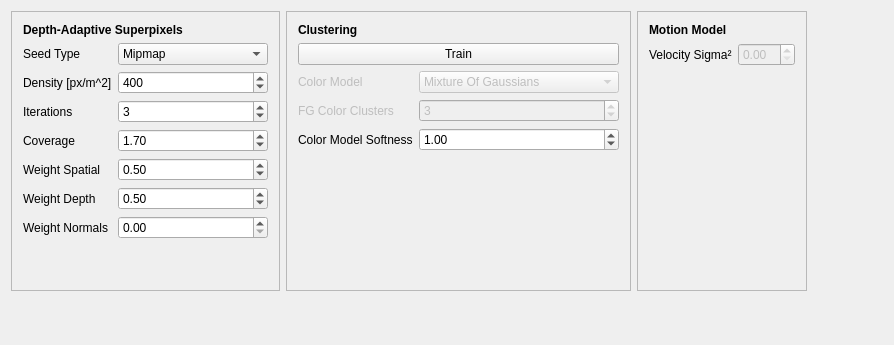
Old version of the form KinectSuperPoints/src/SuperPoints/KinectSuperPoints/WdgtSuperpixelParameters.ui in the repository Danvil/dasp.
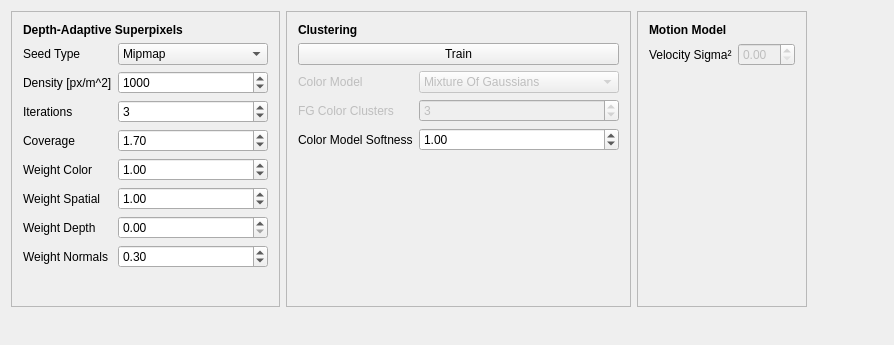
New version of the form.

Commit message: Added weight for color

Patch:
```diff
--- a/KinectSuperPoints/src/SuperPoints/KinectSuperPoints/WdgtSuperpixelParameters.ui
+++ b/KinectSuperPoints/src/SuperPoints/KinectSuperPoints/WdgtSuperpixelParameters.ui
@@ -55,7 +55,7 @@
          <number>50</number>
         </property>
         <property name="value">
-         <number>400</number>
+         <number>1000</number>
         </property>
        </widget>
       </item>
@@ -75,7 +75,7 @@
          <double>0.100000000000000</double>
         </property>
         <property name="value">
-         <double>0.500000000000000</double>
+         <double>0.000000000000000</double>
         </property>
        </widget>
       </item>
@@ -88,7 +88,7 @@
          <double>0.100000000000000</double>
         </property>
         <property name="value">
-         <double>0.000000000000000</double>
+         <double>0.300000000000000</double>
         </property>
        </widget>
       </item>
@@ -134,7 +134,7 @@
          <double>0.100000000000000</double>
         </property>
         <property name="value">
-         <double>0.500000000000000</double>
+         <double>1.000000000000000</double>
         </property>
        </widget>
       </item>
@@ -217,6 +217,26 @@
         </item>
        </widget>
       </item>
+      <item row="5" column="0">
+       <widget class="QLabel" name="label_4">
+        <property name="text">
+         <string>Weight Color</string>
+        </property>
+       </widget>
+      </item>
+      <item row="5" column="1">
+       <widget class="QDoubleSpinBox" name="doubleSpinBoxWeightColor">
+        <property name="maximum">
+         <double>10.000000000000000</double>
+        </property>
+        <property name="singleStep">
+         <double>0.100000000000000</double>
+        </property>
+        <property name="value">
+         <double>1.000000000000000</double>
+        </property>
+       </widget>
+      </item>
      </layout>
     </widget>
    </item>
```
The commit also changes 4 other files.
